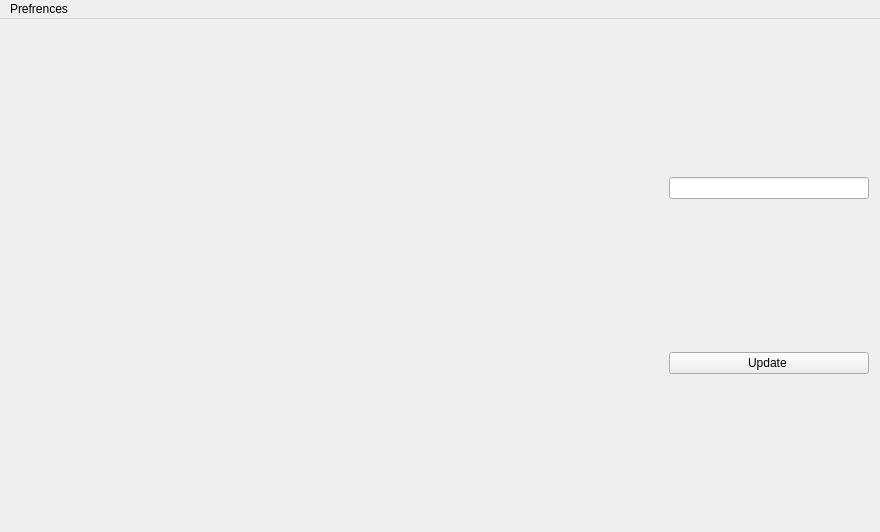
Above: Qt/OpenGL/mainwindow.ui from mattwhitesides/ComputerGraphics before the change. Below: the same form after it.
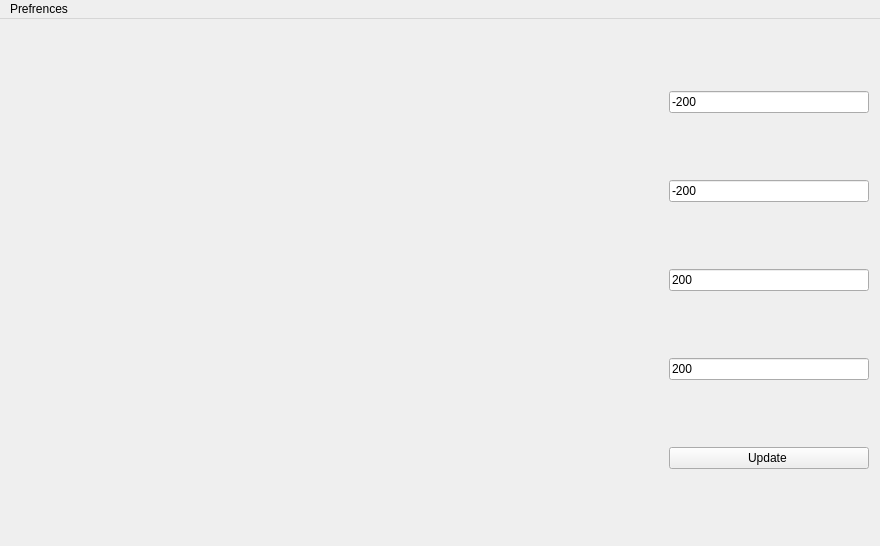
That is the form after the change. Custom widgets are drawn as their Qt base class.

The edit to the form file:
```diff
--- a/Qt/OpenGL/mainwindow.ui
+++ b/Qt/OpenGL/mainwindow.ui
@@ -10,7 +10,7 @@
     <x>0</x>
     <y>0</y>
     <width>880</width>
-    <height>532</height>
+    <height>546</height>
    </rect>
   </property>
   <property name="windowTitle">
@@ -20,12 +20,18 @@
    <layout class="QHBoxLayout" name="horizontalLayout">
     <item>
      <widget class="GLWidget" name="widget" native="true">
+      <property name="minimumSize">
+       <size>
+        <width>500</width>
+        <height>500</height>
+       </size>
+      </property>
       <layout class="QHBoxLayout" name="horizontalLayout_2">
        <property name="spacing">
         <number>0</number>
        </property>
        <property name="leftMargin">
-        <number>0</number>
+        <number>12</number>
        </property>
        <property name="topMargin">
         <number>0</number>
@@ -49,6 +55,54 @@
           <width>200</width>
           <height>16777215</height>
          </size>
+        </property>
+        <property name="text">
+         <string>-200</string>
+        </property>
+       </widget>
+      </item>
+      <item>
+       <widget class="QLineEdit" name="y1LineEdit">
+        <property name="minimumSize">
+         <size>
+          <width>0</width>
+          <height>0</height>
+         </size>
+        </property>
+        <property name="maximumSize">
+         <size>
+          <width>200</width>
+          <height>16777215</height>
+         </size>
+        </property>
+        <property name="text">
+         <string>-200</string>
+        </property>
+       </widget>
+      </item>
+      <item>
+       <widget class="QLineEdit" name="x2LineEdit">
+        <property name="maximumSize">
+         <size>
+          <width>200</width>
+          <height>16777215</height>
+         </size>
+        </property>
+        <property name="text">
+         <string>200</string>
+        </property>
+       </widget>
+      </item>
+      <item>
+       <widget class="QLineEdit" name="y2LineEdit">
+        <property name="maximumSize">
+         <size>
+          <width>200</width>
+          <height>16777215</height>
+         </size>
+        </property>
+        <property name="text">
+         <string>200</string>
         </property>
        </widget>
       </item>
```
Left out of the diff: 3 changed lines with no effect on the pictures.
